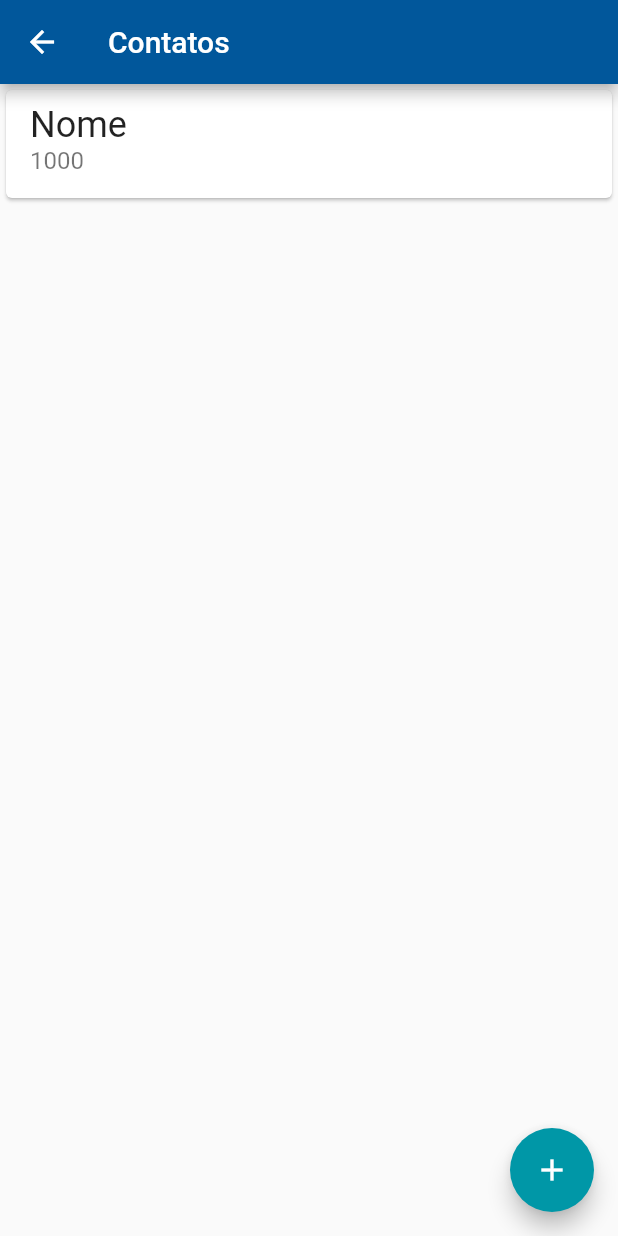
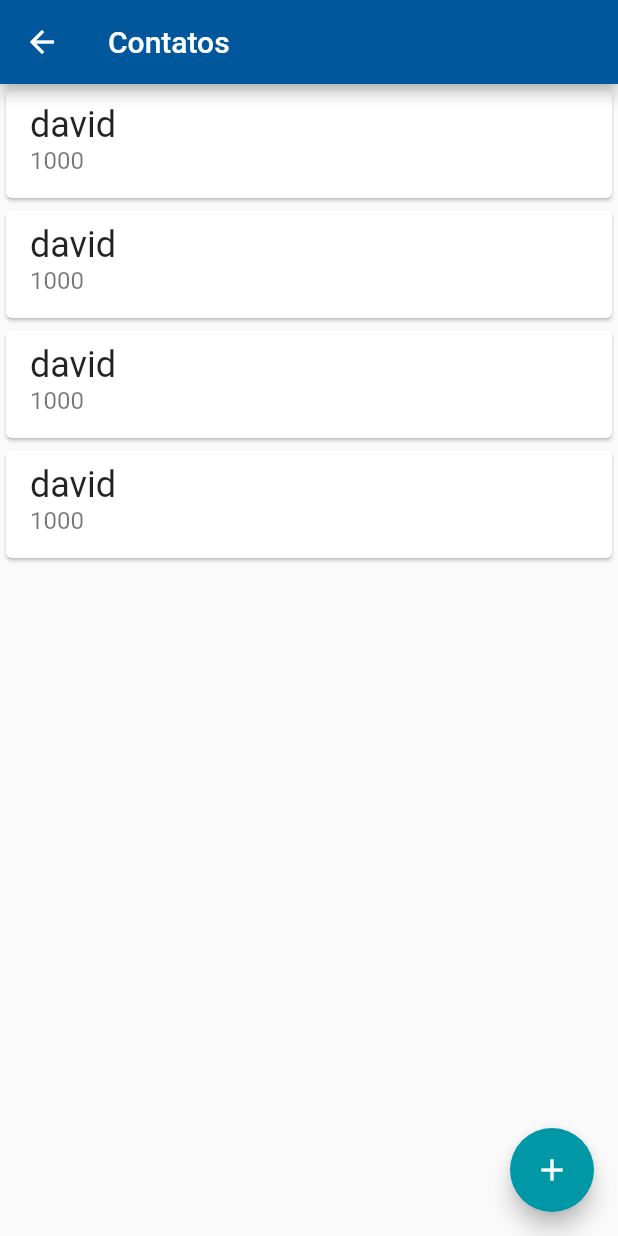
Before and after one commit to DavidCarrilho/appbank, a Flutter app: the screen it shows after launch, after a tap on "Contatos", on a phone screen of 412 x 824 dp. Run offline on Flutter 3.47's test engine with Material 2 defaults, Android fonts, the phone set to English and light mode, and no system bars; our stand-ins replace sqflite; accounts and stored records are empty.

Commit message:
implementando a lista dinâmica

```diff
--- /dev/null
+++ b/lib/components/contact_item.dart
@@ -0,0 +1,24 @@
+import 'package:appbank/models/contact.dart';
+import 'package:flutter/material.dart';
+
+class ContactItem extends StatelessWidget {
+  final Contact contact;
+
+  const ContactItem(this.contact);
+
+  @override
+  Widget build(BuildContext context) {
+    return Card(
+      child: ListTile(
+        title: Text(
+          contact.name,
+          style: TextStyle(fontSize: 24),
+        ),
+        subtitle: Text(
+          contact.accountNumber.toString(),
+          style: TextStyle(fontSize: 16),
+        ),
+      ),
+    );
+  }
+}
--- /dev/null
+++ b/lib/database/app_database.dart
@@ -0,0 +1,41 @@
+import 'package:appbank/models/contact.dart';
+import 'package:path/path.dart';
+import 'package:sqflite/sqflite.dart';
+
+Future<Database> createDatabase() {
+  return getDatabasesPath().then((dbPath) {
+    final String path = join(dbPath, 'bytebank.db');
+    return openDatabase(path, onCreate: (db, version) {
+      db.execute('CREATE TABLE contacts('
+          'id INTEGER PRIMARY KEY, '
+          'name TEXT, '
+          'account_number INTEGER)');
+    }, version: 1);
+  });
+}
+
+Future<int> save(Contact contact) {
+  return createDatabase().then((db) {
+    final Map<String, dynamic> contactMap = Map();
+    contactMap['name'] = contact.name;
+    contactMap['account_number'] = contact.accountNumber;
+    return db.insert('contacts', contactMap);
+  });
+}
+
+Future<List<Contact>> findAll() {
+  return createDatabase().then((db) {
+    return db.query('contacts').then((maps) {
+      final List<Contact> contacts = List();
+      for (Map<String, dynamic> map in maps) {
+        final Contact contact = Contact(
+          map['id'],
+          map['name'],
+          map['account_number'],
+        );
+        contacts.add(contact);
+      }
+      return contacts;
+    });
+  });
+}
--- a/lib/main.dart
+++ b/lib/main.dart
@@ -1,4 +1,11 @@
+import 'package:appbank/database/app_database.dart';
+import 'package:appbank/models/contact.dart';
 import 'package:appbank/screens/home.dart';
 import 'package:flutter/material.dart';
 
-void main() => runApp(AppBank());
+void main() {
+  runApp(AppBank());
+  save(Contact(1, 'David', 1000)).then((id) {
+    findAll().then((contacts) => debugPrint(contacts.toString()));
+  });
+}
--- a/lib/models/contact.dart
+++ b/lib/models/contact.dart
@@ -1,12 +1,13 @@
 class Contact {
+  final int id;
   final String name;
-  final int number;
+  final int accountNumber;
 
-  Contact(this.name, this.number);
+  Contact(this.id, this.name, this.accountNumber);
 
   @override
   String toString() {
-    return 'Contact{name: $name, number: $number}';
+    return 'Contact{id: $id, name: $name, accountNumber: $accountNumber}';
   }
 
 }
--- a/lib/screens/contact_fomr.dart
+++ b/lib/screens/contact_fomr.dart
@@ -9,7 +9,8 @@ class ContactForm extends StatefulWidget {
 class _ContactFormState extends State<ContactForm> {
   final TextEditingController _nameController = TextEditingController();
 
-  final TextEditingController _numberController = TextEditingController();
+  final TextEditingController _accountNumberController =
+      TextEditingController();
 
   @override
   Widget build(BuildContext context) {
@@ -33,7 +34,7 @@ class _ContactFormState extends State<ContactForm> {
             Padding(
               padding: const EdgeInsets.only(top: 8),
               child: TextField(
-                  controller: _numberController,
+                  controller: _accountNumberController,
                   keyboardType: TextInputType.number,
                   decoration: InputDecoration(
                     labelText: "Número da Conta",
@@ -48,8 +49,9 @@ class _ContactFormState extends State<ContactForm> {
                 child: RaisedButton(
                   onPressed: () {
                     final String name = _nameController.text;
-                    final int number = int.tryParse(_numberController.text);
-                    final Contact newContact = Contact(name, number);
+                    final int accountNumber =
+                        int.tryParse(_accountNumberController.text);
+                    final Contact newContact = Contact(0, name, accountNumber);
                     Navigator.pop(context, newContact);
                   },
                   child: Text("Criar"),
--- a/lib/screens/contacts_list.dart
+++ b/lib/screens/contacts_list.dart
@@ -1,25 +1,26 @@
+import 'package:appbank/components/contact_item.dart';
+import 'package:appbank/models/contact.dart';
 import 'package:appbank/screens/contact_fomr.dart';
 import 'package:flutter/material.dart';
 
 class ContactList extends StatelessWidget {
+  final List<Contact> contacts = List();
   @override
   Widget build(BuildContext context) {
+    contacts.add(Contact(0, "david", 1000));
+    contacts.add(Contact(0, "david", 1000));
+    contacts.add(Contact(0, "david", 1000));
+    contacts.add(Contact(0, "david", 1000));
     return Scaffold(
       appBar: AppBar(
         title: Text("Contatos"),
       ),
-      body: ListView(
-        children: <Widget>[
-          Card(
-            child: ListTile(
-              title: Text(
-                "Nome",
-                style: TextStyle(fontSize: 24),
-              ),
-              subtitle: Text("1000", style: TextStyle(fontSize: 16)),
-            ),
-          )
-        ],
+      body: ListView.builder(
+        itemBuilder: (context, index) {
+          final Contact contact = contacts[index];
+          return ContactItem(contact);
+        },
+        itemCount: contacts.length,
       ),
       floatingActionButton: FloatingActionButton(
         onPressed: () {
--- a/lib/screens/dashboard.dart
+++ b/lib/screens/dashboard.dart
@@ -1,12 +1,14 @@
 import 'package:appbank/screens/contacts_list.dart';
 import 'package:flutter/material.dart';
+
+const _textHome ="Dashboard";
 
 class Dashboard extends StatelessWidget {
   @override
   Widget build(BuildContext context) {
     return Scaffold(
       appBar: AppBar(
-        title: Text("Dashboard"),
+        title: Text(_textHome),
         centerTitle: true,
       ),
       body: Column(
--- a/pubspec.yaml
+++ b/pubspec.yaml
@@ -19,6 +19,8 @@ environment:
 dependencies:
   flutter:
     sdk: flutter
+  sqflite:
+  path:
 
 
   # The following adds the Cupertino Icons font to your application.
```
Also changed, not shown: pubspec.lock.
